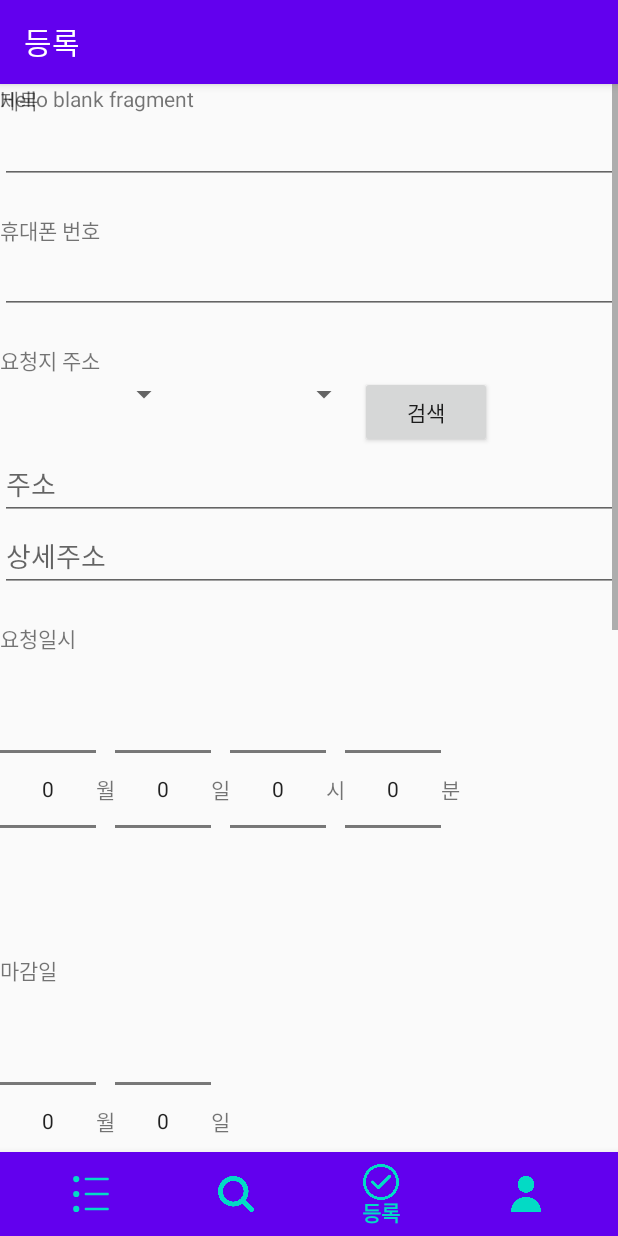
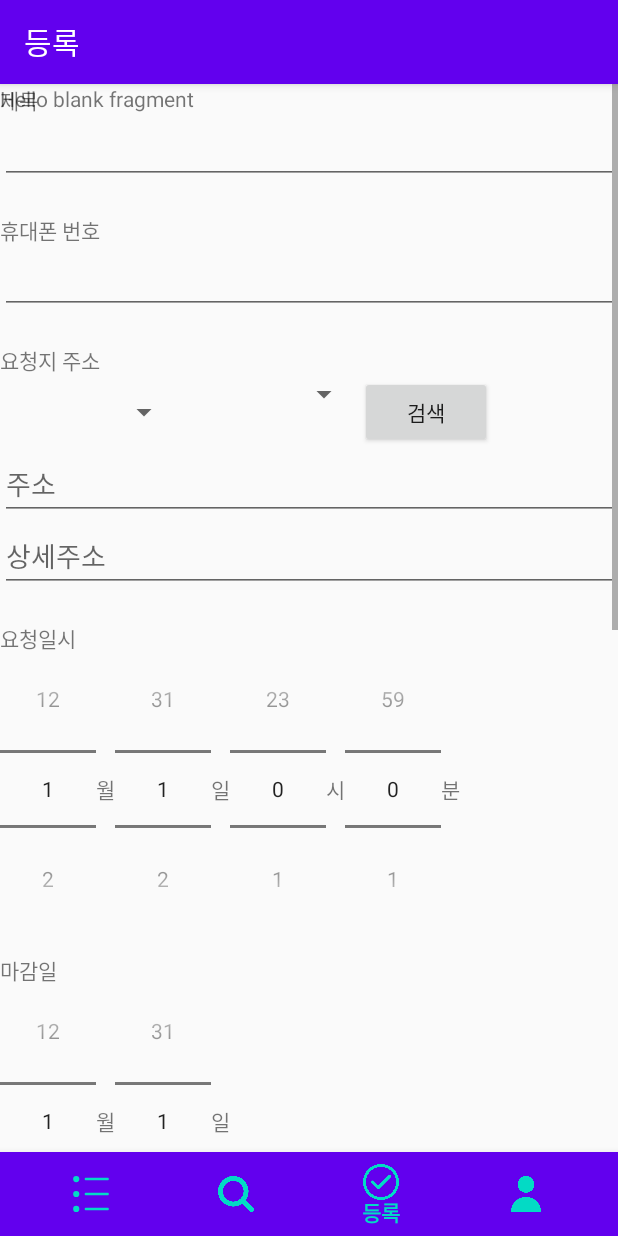
Before and after one commit to hohoprince/mr-long-legs, an Android app: the screen it shows after launch (MainActivity), item 3 of the bottom bar chosen, on a phone screen of 412 x 824 dp. Run offline under Robolectric (Android 15) with nearby library versions, the phone set to English and light mode, and no system bars.

Commit message:
function of register

```diff
--- a/app/build.gradle
+++ b/app/build.gradle
@@ -40,5 +40,6 @@ dependencies {
     implementation "androidx.recyclerview:recyclerview:1.1.0"
     // For control over item selection of both touch and mouse driven selection
     implementation "androidx.recyclerview:recyclerview-selection:1.1.0-rc01"
+    implementation 'gun0912.ted:tedpermission:2.2.3'
 
 }
--- a/app/src/main/java/com/kidari/mrlonglegs/RegistrationFragment.kt
+++ b/app/src/main/java/com/kidari/mrlonglegs/RegistrationFragment.kt
@@ -1,11 +1,17 @@
 package com.kidari.mrlonglegs
 
+import android.content.Context
 import android.os.Bundle
 import androidx.fragment.app.Fragment
 import android.view.LayoutInflater
 import android.view.View
 import android.view.ViewGroup
+import android.widget.AdapterView
+import android.widget.ArrayAdapter
+import android.widget.Spinner
+import kotlinx.android.synthetic.main.fragment_registration.*
 
+@Suppress("UNREACHABLE_CODE")
 class RegistrationFragment : Fragment() {
 
     override fun onCreateView(
@@ -16,5 +22,82 @@ class RegistrationFragment : Fragment() {
         return inflater.inflate(R.layout.fragment_registration, container, false)
     }
 
+    override fun onViewCreated(view: View, savedInstanceState: Bundle?) {
+        super.onViewCreated(view, savedInstanceState)
+        val spnFirst: Spinner = view.findViewById(R.id.spnFirst)
+        val spnSecond: Spinner = view.findViewById(R.id.spnSecond)
+        firstNumberPicker.minValue = 1
+        firstNumberPicker.maxValue = 12
+        secondNumberPicker.minValue = 1
+        secondNumberPicker.maxValue = 31
+        thirdNumberPicker.minValue = 0
+        thirdNumberPicker.maxValue = 23
+        fourthNumberPicker.minValue = 0
+        fourthNumberPicker.maxValue = 59
+        fifthNumberPicker.minValue = 1
+        fifthNumberPicker.maxValue = 12
+        sixthNumberPicker.minValue = 1
+        sixthNumberPicker.maxValue = 31
 
+        context?.let {
+            ArrayAdapter.createFromResource(
+                it,
+                R.array.spinner_region,
+                android.R.layout.simple_spinner_item
+            )
+                .also { arrayAdapter ->
+                    arrayAdapter.setDropDownViewResource(android.R.layout.simple_spinner_dropdown_item)
+                    spnFirst.adapter = arrayAdapter
+                }
+
+        }
+
+        spnFirst.onItemSelectedListener = object  : AdapterView.OnItemSelectedListener{
+            override fun onItemSelected(p0: AdapterView<*>?, p1: View?, p2: Int, p3: Long) {
+                val selectedItem = p0?.getItemAtPosition(p2).toString()
+                if(selectedItem == "서울특별시"){ selectedRegion(R.array.spinner_region_seoul.toString()) }
+                else if(selectedItem == "부산광역시"){selectedRegion(R.array.spinner_region_busan.toString())}
+                else if(selectedItem == "대구광역시"){selectedRegion(R.array.spinner_region_daegu.toString())}
+                else if(selectedItem == "인천광역시"){selectedRegion(R.array.spinner_region_incheon.toString())}
+                else if(selectedItem == "광주광역시"){selectedRegion(R.array.spinner_region_gwangju.toString())}
+                else if(selectedItem == "대전광역시"){selectedRegion(R.array.spinner_region_daejeon.toString())}
+                else if(selectedItem == "울산광역시"){selectedRegion(R.array.spinner_region_ulsan.toString())}
+                else if(selectedItem == "세종특별자치시"){selectedRegion(R.array.spinner_region_sejong.toString())}
+                else if(selectedItem == "경기도"){selectedRegion(R.array.spinner_region_gyeonggi.toString())}
+                else if(selectedItem == "강원도"){selectedRegion(R.array.spinner_region_gangwon.toString())}
+                else if(selectedItem == "충청북도"){selectedRegion(R.array.spinner_region_chung_buk.toString())}
+                else if(selectedItem == "충청남도"){selectedRegion(R.array.spinner_region_chung_nam.toString())}
+                else if(selectedItem == "전라북도"){selectedRegion(R.array.spinner_region_jeon_buk.toString())}
+                else if(selectedItem == "전라남도"){selectedRegion(R.array.spinner_region_jeon_nam.toString())}
+                else if(selectedItem == "경상북도"){selectedRegion(R.array.spinner_region_gyeong_buk.toString())}
+                else if(selectedItem == "경상남도"){selectedRegion(R.array.spinner_region_gyeong_nam.toString())}
+                else if(selectedItem == "제주특별자치도"){selectedRegion(R.array.spinner_region_jeju.toString())}
+
+            }
+
+            override fun onNothingSelected(p0: AdapterView<*>?) {
+                TODO("Not yet implemented")
+
+            }
+        }
+    }
+
+    private fun selectedRegion(region:String){
+        context?.let {
+            ArrayAdapter.createFromResource(
+                it,
+                region.toInt(),
+                android.R.layout.simple_spinner_item
+            )
+                .also { arrayAdapter ->
+                    arrayAdapter.setDropDownViewResource(android.R.layout.simple_spinner_dropdown_item)
+                    spnSecond.adapter = arrayAdapter
+                }
+
+        }
+    }
+
+    fun settingPermission(){
+
+    }
 }
--- a/app/src/main/res/layout/fragment_registration.xml
+++ b/app/src/main/res/layout/fragment_registration.xml
@@ -23,6 +23,7 @@
                 android:text="제목"></TextView>
 
             <EditText
+                android:id="@+id/edit_title"
                 android:layout_width="match_parent"
                 android:layout_height="wrap_content"
                 android:hint=""></EditText>
@@ -34,6 +35,7 @@
                 android:text="휴대폰 번호"></TextView>
 
             <EditText
+                android:id="@+id/edit_phoneNum"
                 android:layout_width="match_parent"
                 android:layout_height="wrap_content"></EditText>
 
@@ -49,10 +51,12 @@
                 android:orientation="horizontal">
 
                 <Spinner
+                    android:id="@+id/spnFirst"
                     android:layout_width="120dp"
                     android:layout_height="wrap_content"></Spinner>
 
                 <Spinner
+                    android:id="@+id/spnSecond"
                     android:layout_width="120dp"
                     android:layout_height="wrap_content"></Spinner>
 
@@ -63,11 +67,13 @@
             </LinearLayout>
 
             <EditText
+                android:id="@+id/edit_address"
                 android:layout_width="match_parent"
                 android:layout_height="wrap_content"
                 android:hint="주소"></EditText>
 
             <EditText
+                android:id="@+id/edit_detailAddress"
                 android:layout_width="match_parent"
                 android:layout_height="wrap_content"
                 android:hint="상세주소"></EditText>
@@ -84,6 +90,7 @@
                 android:gravity="center_vertical">
 
                 <NumberPicker
+                    android:id="@+id/firstNumberPicker"
                     android:layout_width="wrap_content"
                     android:layout_height="wrap_content"></NumberPicker>
 
@@ -94,6 +101,7 @@
                     ></TextView>
 
                 <NumberPicker
+                    android:id="@+id/secondNumberPicker"
                     android:layout_width="wrap_content"
                     android:layout_height="wrap_content"></NumberPicker>
 
@@ -104,6 +112,7 @@
                     ></TextView>
 
                 <NumberPicker
+                    android:id="@+id/thirdNumberPicker"
                     android:layout_width="wrap_content"
                     android:layout_height="wrap_content"></NumberPicker>
 
@@ -114,6 +123,7 @@
                     ></TextView>
 
                 <NumberPicker
+                    android:id="@+id/fourthNumberPicker"
                     android:layout_width="wrap_content"
                     android:layout_height="wrap_content"></NumberPicker>
 
@@ -134,6 +144,7 @@
                 android:layout_height="wrap_content"
                 android:gravity="center_vertical">
                 <NumberPicker
+                    android:id="@+id/fifthNumberPicker"
                     android:layout_width="wrap_content"
                     android:layout_height="wrap_content"></NumberPicker>
                 <TextView
@@ -141,6 +152,7 @@
                     android:layout_height="wrap_content"
                     android:text="월"></TextView>
                 <NumberPicker
+                    android:id="@+id/sixthNumberPicker"
                     android:layout_width="wrap_content"
                     android:layout_height="wrap_content"></NumberPicker>
                 <TextView
@@ -155,6 +167,7 @@
                 android:text="내용"
                 android:paddingTop="20dp"></TextView>
             <EditText
+                android:id="@+id/edit_content"
                 android:layout_width="match_parent"
                 android:layout_height="wrap_content"></EditText>
 
@@ -165,6 +178,7 @@
                 android:paddingTop="20dp"></TextView>
 
             <ImageView
+                android:id="@+id/image_photo"
                 android:layout_width="match_parent"
                 android:layout_height="300dp"
                 android:background="@color/colorAccent"></ImageView>
@@ -193,16 +207,19 @@
                 android:orientation="horizontal">
 
                 <RadioButton
+                    android:id="@+id/radioBtn_first"
                     android:layout_width="wrap_content"
                     android:layout_height="wrap_content"
                     android:text="급해요"></RadioButton>
 
                 <RadioButton
+                    android:id="@+id/radioBtn_second"
                     android:layout_width="wrap_content"
                     android:layout_height="wrap_content"
                     android:text="보통이에요"></RadioButton>
 
                 <RadioButton
+                    android:id="@+id/radioBtn_third"
                     android:layout_width="wrap_content"
                     android:layout_height="wrap_content"
                     android:text="널널해요"></RadioButton>
--- /dev/null
+++ b/app/src/main/res/xml/file_paths.xml
@@ -0,0 +1,5 @@
+<?xml version="1.0" encoding="utf-8"?>
+<paths xmlns:android="http://schemas.android.com/apk/res/android">
+    <external-path name="my_images" path = "Android/data/com.kidari.mrlonglegs/files/Pictures"/>
+
+</paths>
```
Also changed, not shown: app/src/main/AndroidManifest.xml (+15 -0 lines).
